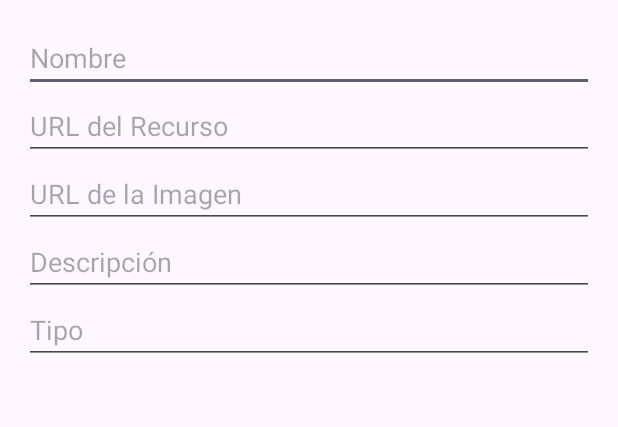
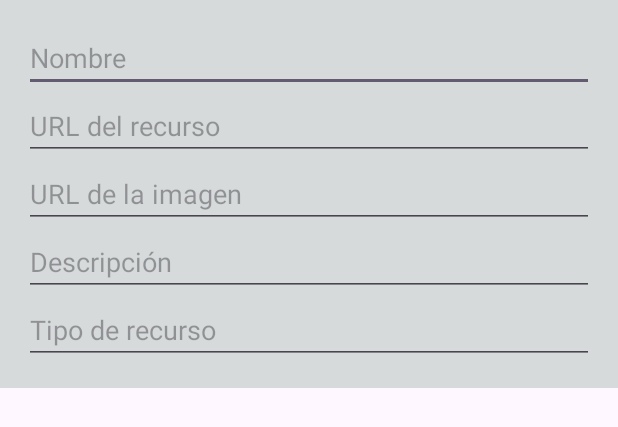
Before and after one commit to Josepo616/DSM_Desafio03, an Android app: the layout dialog_editar_recurso.xml on its own in the app's theme, with its tools: preview values and no code run, on a phone screen of 412 x 824 dp. Shown: the top 427 px of the screen. Run offline under Robolectric (Android 15) with nearby library versions, the phone set to English and light mode, and no system bars.

Commit message:
Update dialog_editar_recurso.xml

```diff
--- a/RetroResources/app/src/main/res/layout/dialog_editar_recurso.xml
+++ b/RetroResources/app/src/main/res/layout/dialog_editar_recurso.xml
@@ -3,36 +3,37 @@
     android:layout_width="match_parent"
     android:layout_height="wrap_content"
     android:orientation="vertical"
+    android:background="@color/background_color"
     android:padding="16dp">
 
     <EditText
         android:id="@+id/editTextNombre"
         android:layout_width="match_parent"
         android:layout_height="wrap_content"
-        android:hint="Nombre" />
+        android:hint="@string/name_resource" />
 
     <EditText
         android:id="@+id/editTextRecursoEnlace"
         android:layout_width="match_parent"
         android:layout_height="wrap_content"
-        android:hint="URL del Recurso" />
+        android:hint="@string/url_resource" />
 
     <EditText
         android:id="@+id/editTextImagenEnlace"
         android:layout_width="match_parent"
         android:layout_height="wrap_content"
-        android:hint="URL de la Imagen" />
+        android:hint="@string/img_resource" />
 
     <EditText
         android:id="@+id/editTextDescripcion"
         android:layout_width="match_parent"
         android:layout_height="wrap_content"
-        android:hint="Descripción" />
+        android:hint="@string/description_resource" />
 
     <EditText
         android:id="@+id/editTextTipo"
         android:layout_width="match_parent"
         android:layout_height="wrap_content"
-        android:hint="Tipo" />
+        android:hint="@string/type_resource" />
 
 </LinearLayout>
```
